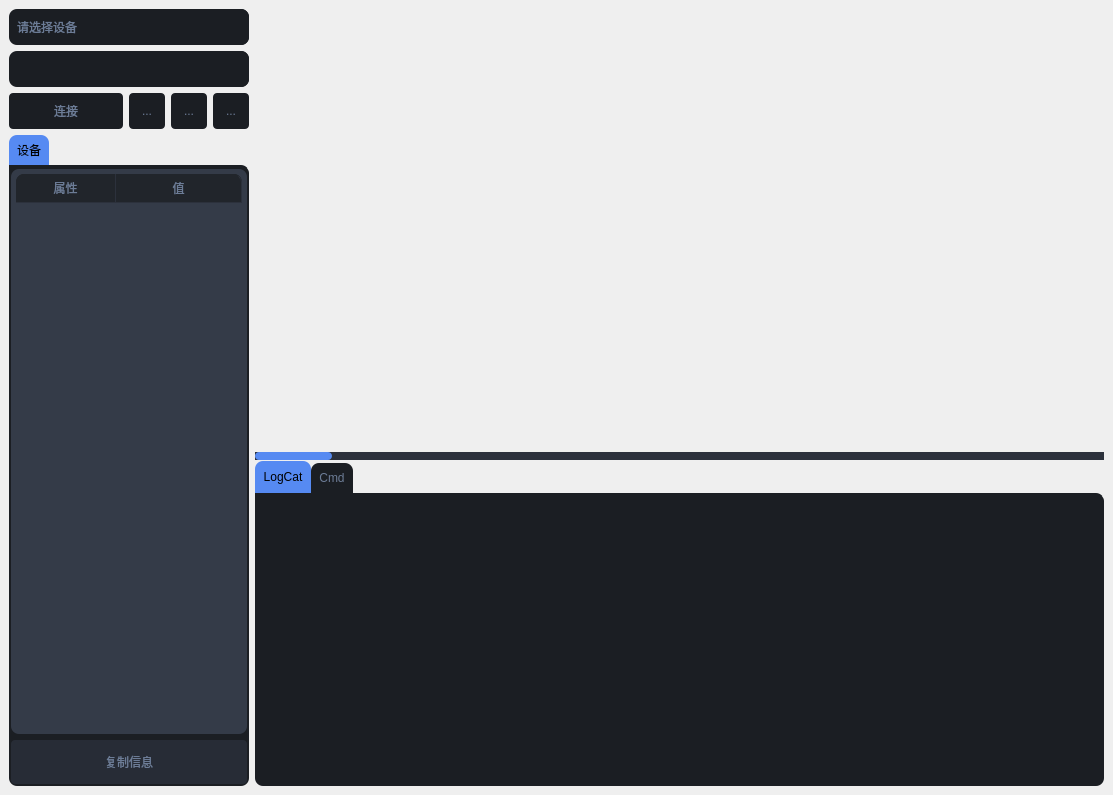
Before: the Qt Designer form src/perfcat/pages/profiler/ui_profiler.ui in kaluluosi/PerformanceCatcher, drawn with Qt 5.
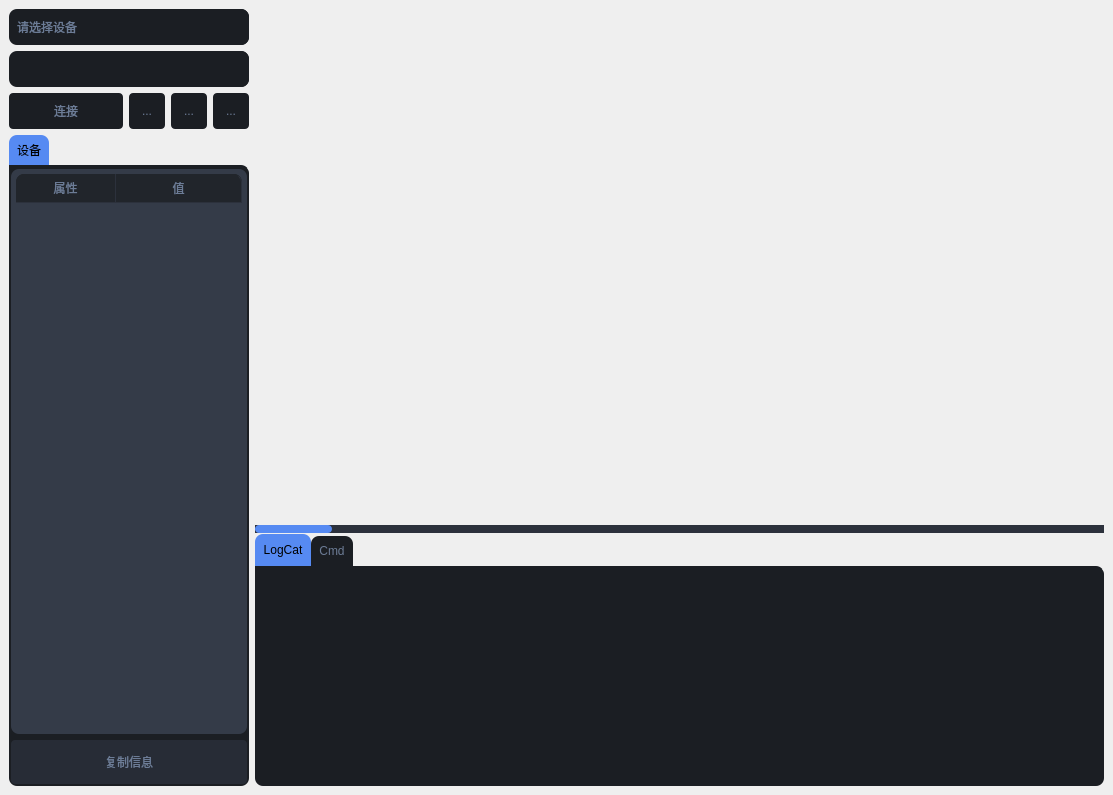
After: the same form once the commit is applied. Icons and pictures are not drawn.

```diff
--- a/src/perfcat/pages/profiler/ui_profiler.ui
+++ b/src/perfcat/pages/profiler/ui_profiler.ui
@@ -1093,6 +1093,9 @@
                   <verstretch>0</verstretch>
                  </sizepolicy>
                 </property>
+                <property name="styleSheet">
+                 <string notr="true"/>
+                </property>
                 <attribute name="icon">
                  <iconset resource="../../asset.qrc">
                   <normaloff>:/icon_w/assets/svg_white/notification.svg</normaloff>
@@ -1101,7 +1104,20 @@
                 <attribute name="title">
                  <string>LogCat</string>
                 </attribute>
-                <layout class="QVBoxLayout" name="verticalLayout_8"/>
+                <layout class="QVBoxLayout" name="verticalLayout_8">
+                 <property name="leftMargin">
+                  <number>0</number>
+                 </property>
+                 <property name="topMargin">
+                  <number>0</number>
+                 </property>
+                 <property name="rightMargin">
+                  <number>0</number>
+                 </property>
+                 <property name="bottomMargin">
+                  <number>0</number>
+                 </property>
+                </layout>
                </widget>
                <widget class="QWidget" name="tab_4">
                 <attribute name="icon">
```
